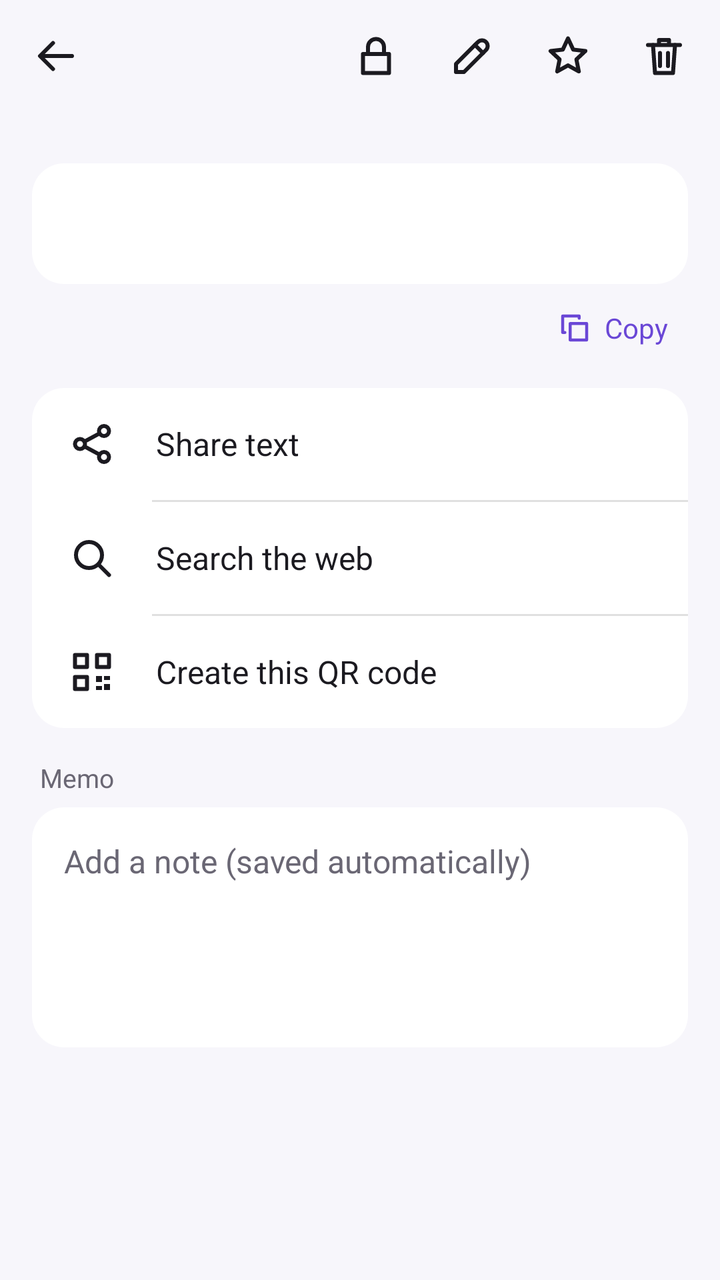
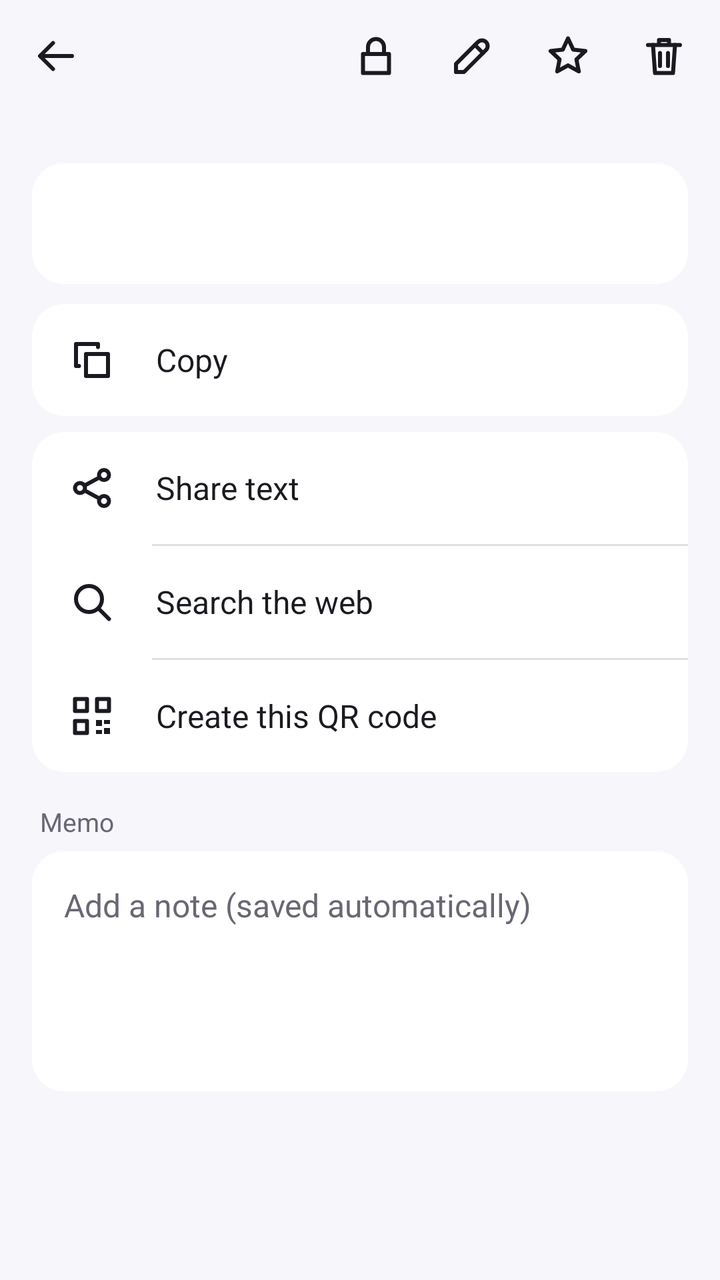

An Android layout rendered at two revisions. The XML below is the earlier revision; the diff shows what the commit changed to produce the second picture.
<!-- AndroidManifest.xml: application theme AppTheme -->
<!-- res/layout/activity_detail.xml -->
<?xml version="1.0" encoding="utf-8"?>
<LinearLayout xmlns:android="http://schemas.android.com/apk/res/android"
    android:id="@+id/root"
    android:layout_width="match_parent"
    android:layout_height="match_parent"
    android:orientation="vertical">

    <LinearLayout style="@style/TopBar">

        <ImageButton
            android:id="@+id/btn_back"
            style="@style/IconBtn"
            android:contentDescription="@string/back"
            android:src="@drawable/ic_back" />

        <TextView
            android:id="@+id/title"
            style="@style/TopTitle"
            android:paddingStart="4dp"
            android:paddingEnd="4dp" />

        <com.zmlworks.qrreader.UnlockPill
            android:id="@+id/unlock_pill"
            style="@style/UnlockPill"
            android:tag="compact" />

        <ImageButton
            android:id="@+id/btn_lock"
            style="@style/IconBtn"
            android:contentDescription="@string/protect"
            android:src="@drawable/ic_lock" />

        <ImageButton
            android:id="@+id/btn_name"
            style="@style/IconBtn"
            android:contentDescription="@string/rename"
            android:src="@drawable/ic_edit" />

        <ImageButton
            android:id="@+id/btn_fav"
            style="@style/IconBtn"
            android:contentDescription="@string/favorite"
            android:src="@drawable/ic_star" />

        <ImageButton
            android:id="@+id/btn_delete"
            style="@style/IconBtn"
            android:contentDescription="@string/delete"
            android:src="@drawable/ic_delete" />
    </LinearLayout>

    <FrameLayout
        android:layout_width="match_parent"
        android:layout_height="0dp"
        android:layout_weight="1">

    <ScrollView
        android:id="@+id/content"
        android:layout_width="match_parent"
        android:layout_height="match_parent">

        <LinearLayout
            android:layout_width="match_parent"
            android:layout_height="wrap_content"
            android:orientation="vertical"
            android:paddingStart="16dp"
            android:paddingEnd="16dp"
            android:paddingBottom="16dp">

            <TextView
                android:id="@+id/name"
                android:layout_width="match_parent"
                android:layout_height="wrap_content"
                android:paddingStart="4dp"
                android:paddingEnd="4dp"
                android:paddingBottom="4dp"
                android:textColor="@color/text"
                android:textSize="20sp"
                android:textStyle="bold"
                android:visibility="gone" />

            <TextView
                android:id="@+id/meta"
                android:layout_width="match_parent"
                android:layout_height="wrap_content"
                android:paddingStart="4dp"
                android:paddingEnd="4dp"
                android:paddingBottom="8dp"
                android:textColor="@color/dim"
                android:textSize="13sp" />

            
            <com.zmlworks.qrreader.QrView
                android:id="@+id/detail_qr"
                android:layout_width="220dp"
                android:layout_height="220dp"
                android:layout_gravity="center_horizontal"
                android:layout_marginBottom="12dp"
                android:contentDescription="@string/created_qr"
                android:visibility="gone" />

            <TextView
                android:id="@+id/text"
                android:layout_width="match_parent"
                android:layout_height="wrap_content"
                android:background="@drawable/card_bg"
                android:lineSpacingExtra="3dp"
                android:padding="18dp"
                android:textColor="@color/text"
                android:textSize="18sp" />

            
            <TextView
                android:id="@+id/act_copy"
                android:layout_width="wrap_content"
                android:layout_height="40dp"
                android:layout_gravity="end"
                android:layout_marginTop="2dp"
                android:background="?android:attr/selectableItemBackground"
                android:drawableStart="@drawable/ic_copy_small"
                android:drawablePadding="6dp"
                android:gravity="center_vertical"
                android:paddingStart="10dp"
                android:paddingEnd="10dp"
                android:text="@string/copy"
                android:textColor="@color/accent"
                android:textSize="14sp" />

            <TextView
                android:id="@+id/fields"
                android:layout_width="match_parent"
                android:layout_height="wrap_content"
                android:layout_marginTop="4dp"
                android:background="@drawable/card_bg"
                android:lineSpacingExtra="4dp"
                android:padding="18dp"
                android:textColor="@color/text"
                android:textIsSelectable="true"
                android:textSize="16sp"
                android:visibility="gone" />

            
            <LinearLayout
                android:id="@+id/actions"
                android:layout_width="match_parent"
                android:layout_height="wrap_content"
                android:layout_marginTop="10dp"
                android:background="@drawable/card_bg"
                android:divider="@drawable/row_divider"
                android:orientation="vertical"
                android:showDividers="middle">

                <TextView
                    android:id="@+id/act_share"
                    style="@style/ActionRow"
                    android:drawableStart="@drawable/ic_share"
                    android:text="@string/share_text" />

                <TextView
                    android:id="@+id/act_search"
                    style="@style/ActionRow"
                    android:drawableStart="@drawable/ic_search"
                    android:text="@string/search_web" />

                <TextView
                    android:id="@+id/act_qr"
                    style="@style/ActionRow"
                    android:drawableStart="@drawable/ic_qr"
                    android:text="@string/create_this_qr" />
            </LinearLayout>

            
            <TextView
                android:id="@+id/memo_label"
                android:layout_width="match_parent"
                android:layout_height="wrap_content"
                android:layout_marginTop="16dp"
                android:paddingStart="4dp"
                android:paddingEnd="4dp"
                android:paddingBottom="6dp"
                android:text="@string/memo"
                android:textColor="@color/dim"
                android:textSize="13sp" />

            <EditText
                android:id="@+id/memo"
                android:layout_width="match_parent"
                android:layout_height="wrap_content"
                android:background="@drawable/card_bg"
                android:gravity="top|start"
                android:hint="@string/memo_hint"
                android:importantForAutofill="no"
                android:inputType="textMultiLine|textCapSentences"
                android:minHeight="120dp"
                android:padding="16dp"
                android:textColor="@color/text"
                android:textColorHint="@color/dim"
                android:textSize="16sp" />
        </LinearLayout>
    </ScrollView>

    
    <LinearLayout
        android:id="@+id/locked"
        android:layout_width="match_parent"
        android:layout_height="match_parent"
        android:gravity="center"
        android:orientation="vertical"
        android:padding="32dp"
        android:visibility="gone">

        <ImageView
            android:layout_width="56dp"
            android:layout_height="56dp"
            android:importantForAccessibility="no"
            android:src="@drawable/ic_lock_filled" />

        <TextView
            android:id="@+id/locked_text"
            android:layout_width="wrap_content"
            android:layout_height="wrap_content"
            android:layout_marginTop="16dp"
            android:gravity="center"
            android:text="@string/protected_item"
            android:textColor="@color/text"
            android:textSize="17sp" />

        <Button
            android:id="@+id/btn_unlock"
            style="@style/UnlockButton"
            android:layout_width="wrap_content"
            android:layout_height="wrap_content"
            android:layout_marginTop="20dp"
            android:text="@string/unlock" />
    </LinearLayout>
    </FrameLayout>

    <include layout="@layout/snackbar" />
</LinearLayout>
<!-- res/layout/snackbar.xml (included above) -->
<?xml version="1.0" encoding="utf-8"?>
<LinearLayout xmlns:android="http://schemas.android.com/apk/res/android"
    android:id="@+id/snack"
    android:layout_width="match_parent"
    android:layout_height="wrap_content"
    android:layout_margin="12dp"
    android:background="@drawable/snack_bg"
    android:elevation="6dp"
    android:gravity="center_vertical"
    android:minHeight="52dp"
    android:orientation="horizontal"
    android:paddingStart="18dp"
    android:paddingEnd="6dp"
    android:visibility="gone">

    <TextView
        android:id="@+id/snack_text"
        android:layout_width="0dp"
        android:layout_height="wrap_content"
        android:layout_weight="1"
        android:maxLines="2"
        android:ellipsize="end"
        android:textColor="#FFFFFFFF"
        android:textSize="15sp" />

    <TextView
        android:id="@+id/snack_action"
        android:layout_width="wrap_content"
        android:layout_height="48dp"
        android:background="?android:attr/selectableItemBackground"
        android:gravity="center"
        android:paddingStart="14dp"
        android:paddingEnd="14dp"
        android:text="@string/undo"
        android:textColor="#FFC8B6FF"
        android:textSize="15sp"
        android:textStyle="bold" />
</LinearLayout>
<!-- resources referenced by this layout -->
<resources>
  <color name="accent">#FF6A47D6</color>
  <color name="dim">#FF6A6774</color>
  <color name="text">#FF1B1A20</color>
  <!-- drawable card_bg (drawable) -->
  <?xml version="1.0" encoding="utf-8"?>
  <shape xmlns:android="http://schemas.android.com/apk/res/android" android:shape="rectangle">
      <solid android:color="@color/surface" />
      <corners android:radius="16dp" />
  </shape>
  <!-- drawable ic_copy_small (drawable) -->
  <?xml version="1.0" encoding="utf-8"?>
  <vector xmlns:android="http://schemas.android.com/apk/res/android"
      android:width="18dp" android:height="18dp" android:viewportWidth="24" android:viewportHeight="24"
      android:tint="@color/accent">
      <path android:fillColor="#00000000" android:strokeColor="#FFFFFFFF" android:strokeWidth="2" android:strokeLineCap="round" android:strokeLineJoin="round" android:pathData="M9,9h11v11h-11z" />
      <path android:fillColor="#00000000" android:strokeColor="#FFFFFFFF" android:strokeWidth="2" android:strokeLineCap="round" android:strokeLineJoin="round" android:pathData="M15,5.5V4H4v11h1.5" />
  </vector>
  <!-- drawable row_divider (drawable) -->
  <?xml version="1.0" encoding="utf-8"?>
  <inset xmlns:android="http://schemas.android.com/apk/res/android" android:insetLeft="60dp">
      <shape android:shape="rectangle">
          <solid android:color="@color/line" />
          <size android:height="1dp" />
      </shape>
  </inset>
  <!-- drawable snack_bg (drawable) -->
  <?xml version="1.0" encoding="utf-8"?>
  <shape xmlns:android="http://schemas.android.com/apk/res/android" android:shape="rectangle">
      <solid android:color="@color/snack" />
      <corners android:radius="12dp" />
  </shape>
  <string name="back">Back</string>
  <string name="copy">Copy</string>
  <string name="create_this_qr">Create this QR code</string>
  <string name="created_qr">QR code of this text</string>
  <string name="delete">Delete</string>
  <string name="favorite">Favorite</string>
  <string name="memo">Memo</string>
  <string name="memo_hint">Add a note (saved automatically)</string>
  <string name="protect">Protect this item</string>
  <string name="protected_item">This item is protected.</string>
  <string name="rename">Name this item</string>
  <string name="search_web">Search the web</string>
  <string name="share_text">Share text</string>
  <string name="undo">UNDO</string>
  <string name="unlock">Unlock</string>
  <style name="IconBtn">
          <item name="android:layout_width">48dp</item>
          <item name="android:layout_height">48dp</item>
          <item name="android:background">?android:attr/selectableItemBackgroundBorderless</item>
          <item name="android:scaleType">center</item>
      </style>
  <style name="UnlockButton" parent="android:Widget.Material.Button.Borderless.Colored">
          <item name="android:textAllCaps">false</item>
          <item name="android:textSize">16sp</item>
      </style>
  <color name="surface">#FFFFFFFF</color>
  <color name="line">#1F000000</color>
  <color name="snack">#FF2C2A33</color>
  <!-- drawable unlock_pill_bg (drawable) -->
  <?xml version="1.0" encoding="utf-8"?>
  <ripple xmlns:android="http://schemas.android.com/apk/res/android" android:color="#33000000">
      <item>
          <shape android:shape="rectangle">
              <solid android:color="@color/surface2" />
              <corners android:radius="14dp" />
          </shape>
      </item>
  </ripple>
  <style name="BaseTheme" parent="android:Theme.Material.Light.NoActionBar">
          <item name="android:windowLightStatusBar">true</item>
      </style>
  <color name="bg">#FFF7F6FB</color>
  <style name="Dialog" parent="android:Theme.Material.Light.Dialog.Alert">
          <item name="android:colorAccent">@color/accent</item>
          <item name="android:colorBackground">@color/surface</item>
          <item name="android:textColorPrimary">@color/text</item>
      </style>
  <color name="surface2">#FFEDEAF5</color>
  <!-- unchanged entries left out for length: 16 -->
</resources>

<!-- the commit's change to res/layout/activity_detail.xml (unified diff, before → after) -->
@@ -109,23 +109,6 @@
                 android:textColor="@color/text"
                 android:textSize="18sp" />
 
-            
-            <TextView
-                android:id="@+id/act_copy"
-                android:layout_width="wrap_content"
-                android:layout_height="40dp"
-                android:layout_gravity="end"
-                android:layout_marginTop="2dp"
-                android:background="?android:attr/selectableItemBackground"
-                android:drawableStart="@drawable/ic_copy_small"
-                android:drawablePadding="6dp"
-                android:gravity="center_vertical"
-                android:paddingStart="10dp"
-                android:paddingEnd="10dp"
-                android:text="@string/copy"
-                android:textColor="@color/accent"
-                android:textSize="14sp" />
-
             <TextView
                 android:id="@+id/fields"
                 android:layout_width="match_parent"
@@ -141,10 +124,26 @@
 
             
             <LinearLayout
+                android:id="@+id/copy_card"
+                android:layout_width="match_parent"
+                android:layout_height="wrap_content"
+                android:layout_marginTop="10dp"
+                android:background="@drawable/card_bg"
+                android:orientation="vertical">
+
+                <TextView
+                    android:id="@+id/act_copy"
+                    style="@style/ActionRow"
+                    android:drawableStart="@drawable/ic_copy"
+                    android:text="@string/copy" />
+            </LinearLayout>
+
+            
+            <LinearLayout
                 android:id="@+id/actions"
                 android:layout_width="match_parent"
                 android:layout_height="wrap_content"
-                android:layout_marginTop="10dp"
+                android:layout_marginTop="8dp"
                 android:background="@drawable/card_bg"
                 android:divider="@drawable/row_divider"
                 android:orientation="vertical"
<!-- resource entries referenced after the edit -->
@@ -9,11 +9,11 @@
       <solid android:color="@color/surface" />
       <corners android:radius="16dp" />
   </shape>
-  <!-- drawable ic_copy_small (drawable) -->
+  <!-- drawable ic_copy (drawable) -->
   <?xml version="1.0" encoding="utf-8"?>
   <vector xmlns:android="http://schemas.android.com/apk/res/android"
-      android:width="18dp" android:height="18dp" android:viewportWidth="24" android:viewportHeight="24"
-      android:tint="@color/accent">
+      android:width="24dp" android:height="24dp" android:viewportWidth="24" android:viewportHeight="24"
+      android:tint="?android:attr/textColorPrimary">
       <path android:fillColor="#00000000" android:strokeColor="#FFFFFFFF" android:strokeWidth="2" android:strokeLineCap="round" android:strokeLineJoin="round" android:pathData="M9,9h11v11h-11z" />
       <path android:fillColor="#00000000" android:strokeColor="#FFFFFFFF" android:strokeWidth="2" android:strokeLineCap="round" android:strokeLineJoin="round" android:pathData="M15,5.5V4H4v11h1.5" />
   </vector>
